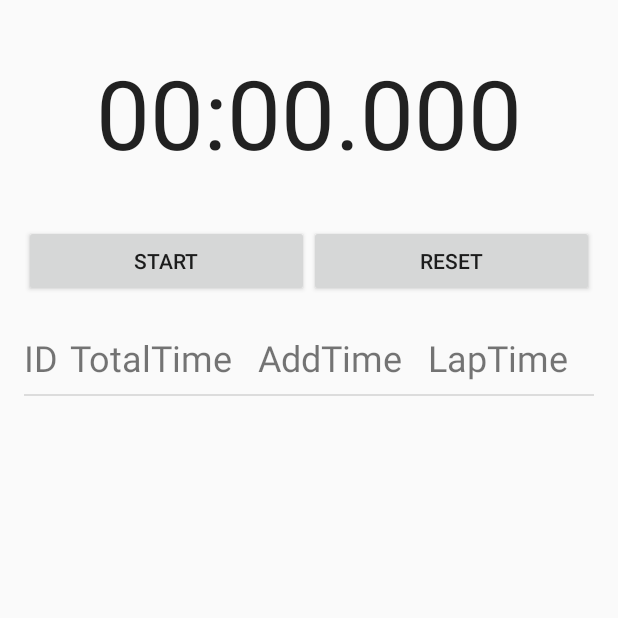
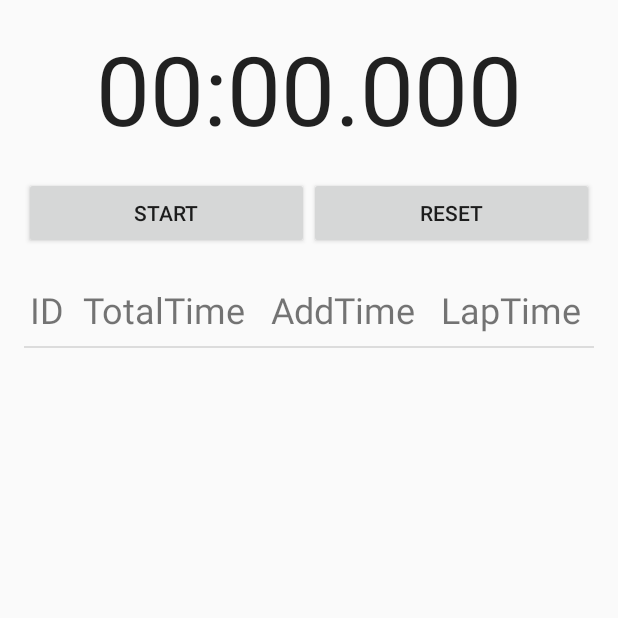
Before and after one commit to YuzhongHuangCS/MultiStop, an Android app: the screen it shows after launch (MainActivity), on a phone screen of 412 x 824 dp, the top half of it. Run offline under Robolectric (Android 15) with nearby library versions, the phone set to English and light mode, and no system bars.

Commit message:
tweak code

```diff
--- a/app/src/main/java/org/pillowsky/multistop/MainActivity.java
+++ b/app/src/main/java/org/pillowsky/multistop/MainActivity.java
@@ -64,7 +64,7 @@ public class MainActivity extends Activity  {
     }
 
     private void onResetClick() {
+        chronometer.reset();
         multiStopAdapter.reset();
-        chronometer.reset();
     }
 }
--- a/app/src/main/java/org/pillowsky/multistop/MultiStopAdapter.java
+++ b/app/src/main/java/org/pillowsky/multistop/MultiStopAdapter.java
@@ -1,6 +1,5 @@
 package org.pillowsky.multistop;
 
-import android.content.Context;
 import android.text.format.DateUtils;
 import android.view.LayoutInflater;
 import android.view.View;
@@ -48,7 +47,7 @@ public class MultiStopAdapter extends BaseAdapter {
         }
 
         StopItem item = itemList.get(index);
-        ((TextView)view.findViewById(R.id.itemID)).setText(String.format("%d", index + 1));
+        ((TextView)view.findViewById(R.id.itemID)).setText(String.format("%d.", index + 1));
         ((TextView)view.findViewById(R.id.itemTotalTime)).setText(item.totalTime);
         ((TextView)view.findViewById(R.id.itemAddTime)).setText(item.addTime);
         ((TextView)view.findViewById(R.id.itemLapTime)).setText(item.lapTime);
--- a/app/src/main/res/layout/activity_main.xml
+++ b/app/src/main/res/layout/activity_main.xml
@@ -18,9 +18,7 @@
         android:layout_alignParentStart="true"
         android:layout_alignParentEnd="true"
         android:textSize="64sp"
-        android:textAlignment="center"
-        android:layout_marginTop="16dp"
-        android:layout_marginBottom="16dp" />
+        android:textAlignment="center" />
 
     <LinearLayout
         android:id="@+id/linearLayout"
@@ -29,8 +27,8 @@
         android:layout_height="wrap_content"
         android:layout_below="@+id/chronometer"
         android:layout_centerHorizontal="true"
-        android:layout_marginTop="16dp"
-        android:layout_marginBottom="16dp" >
+        android:layout_marginTop="@dimen/activity_vertical_margin"
+        android:layout_marginBottom="@dimen/activity_vertical_margin" >
 
     <Button
         android:layout_width="wrap_content"
--- a/app/src/main/res/layout/list_item.xml
+++ b/app/src/main/res/layout/list_item.xml
@@ -13,6 +13,7 @@
         android:layout_height="wrap_content"
         android:text="@string/item_id"
         android:textSize="24sp"
+        android:textAlignment="center"
         android:layout_weight="1" />
 
     <TextView
@@ -21,6 +22,7 @@
         android:layout_height="wrap_content"
         android:text="@string/item_total_time"
         android:textSize="24sp"
+        android:textAlignment="center"
         android:layout_weight="2" />
 
     <TextView
@@ -29,6 +31,7 @@
         android:layout_height="wrap_content"
         android:text="@string/item_add_time"
         android:textSize="24sp"
+        android:textAlignment="center"
         android:layout_weight="2" />
 
     <TextView
@@ -37,6 +40,7 @@
         android:layout_height="wrap_content"
         android:text="@string/item_lap_time"
         android:textSize="24sp"
+        android:textAlignment="center"
         android:layout_weight="2" />
 
 </LinearLayout>
```
